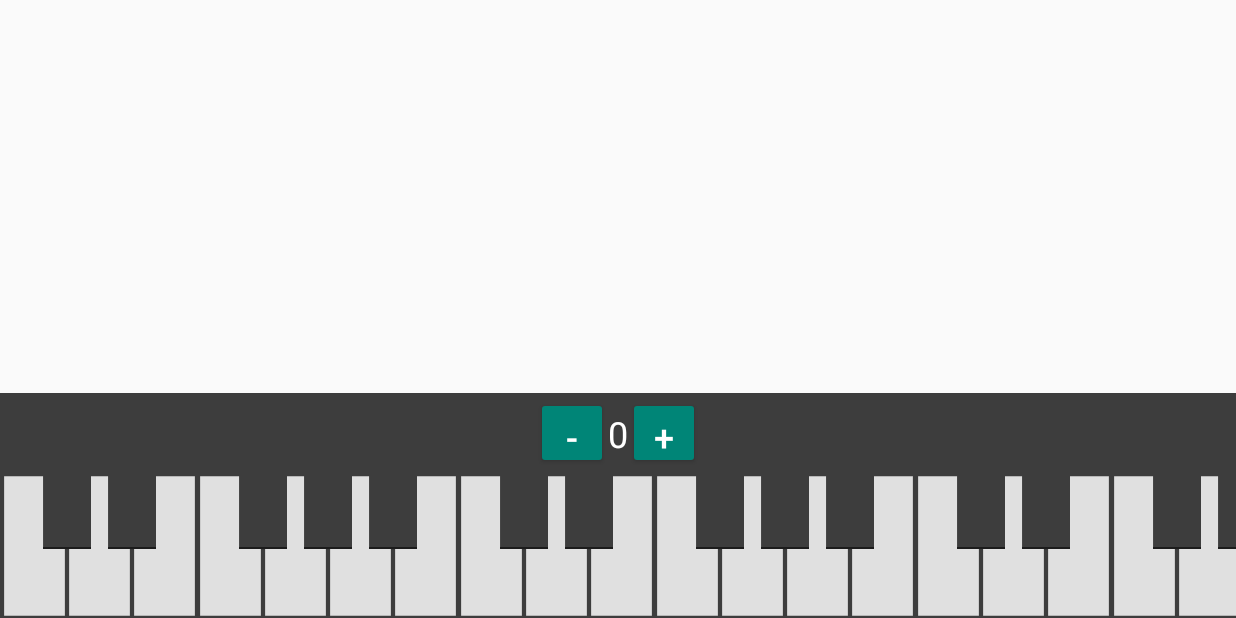
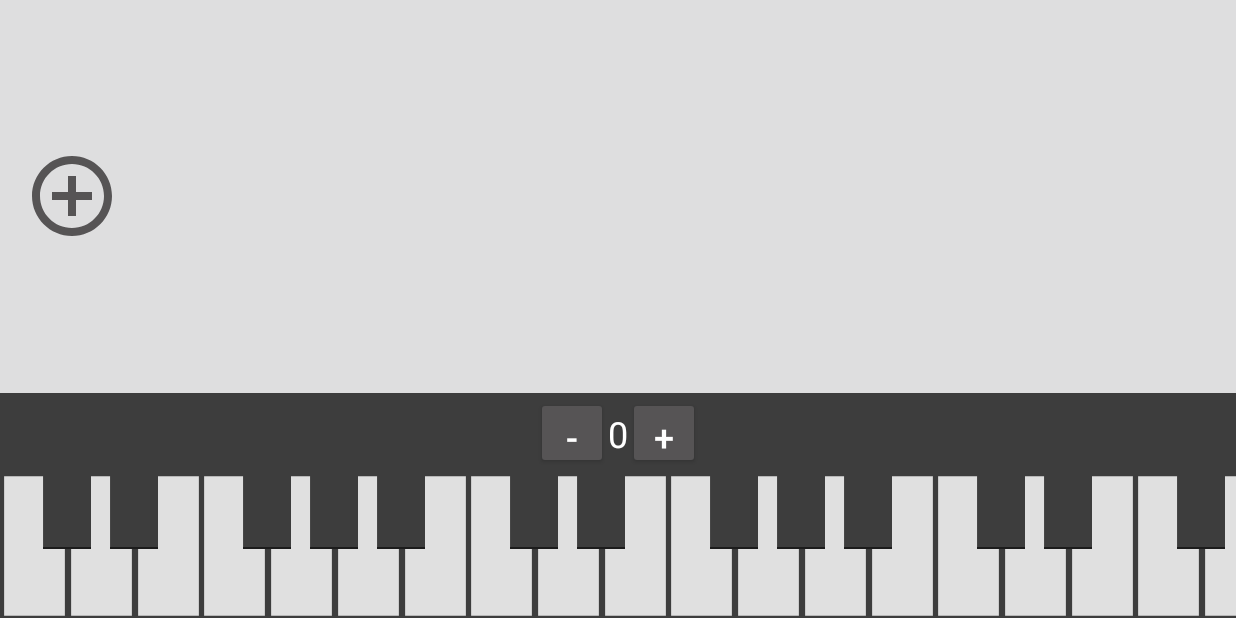
Before and after one commit to shlokgharia/pocket_modular, an Android app: the screen it shows after launch (MainActivity), on a phone screen of 824 x 412 dp (held sideways). Run offline under Robolectric (Android 15) with nearby library versions, the phone set to English and light mode, and no system bars; libraries missing offline, so code that uses them is left out: org.puredata.android, org.puredata.core; 4 statements that could not run were skipped.

Commit message:
Add module interface
- oscillator class + layout

```diff
--- a/app/build.gradle
+++ b/app/build.gradle
@@ -24,11 +24,12 @@ dependencies {
     implementation fileTree(dir: 'libs', include: ['*.jar'])
     implementation 'com.android.support:appcompat-v7:28.0.0'
     implementation 'com.android.support.constraint:constraint-layout:1.1.3'
+    implementation 'com.android.support:support-v4:28.0.0'
     testImplementation 'junit:junit:4.12'
     androidTestImplementation 'com.android.support.test:runner:1.0.2'
     androidTestImplementation 'com.android.support.test.espresso:espresso-core:3.0.2'
-
     implementation 'org.puredata.android:pd-core:1.1.0'
+    implementation 'com.github.Jay-Goo:RangeSeekBar:v3.0.0'
     implementation 'com.github.devsideal:VectorChildFinder:1.0.0'
     implementation 'com.android.support:recyclerview-v7:28.0.0'
 }
--- a/app/src/main/java/com/example/pocketmodular/MainActivity.java
+++ b/app/src/main/java/com/example/pocketmodular/MainActivity.java
@@ -4,29 +4,33 @@ import android.os.Bundle;
 import android.support.v7.app.AppCompatActivity;
 import android.util.Log;
 import android.view.LayoutInflater;
+import android.view.MenuItem;
 import android.view.View;
 import android.widget.Button;
+import android.widget.FrameLayout;
 import android.widget.LinearLayout;
+import android.widget.PopupMenu;
 import android.widget.TextView;
 
 import com.example.pocketmodular.classes.Note;
+import com.example.pocketmodular.classes.Oscillator;
 
 import org.puredata.android.io.AudioParameters;
 import org.puredata.android.io.PdAudio;
 import org.puredata.core.PdBase;
-import org.puredata.core.utils.IoUtils;
 
-import java.io.File;
 import java.io.IOException;
 import java.util.ArrayList;
 import java.util.List;
 
-public class MainActivity extends AppCompatActivity {
+public class MainActivity extends AppCompatActivity implements PopupMenu.OnMenuItemClickListener {
     /*vars*/
-    int mOctave;        // current octave
-    List<Note> mNotes;  // implements an onTouchListener for each note in the keyboard (see Notes.java)
+    List <FrameLayout> mPdModules;
+    int mOctave;                    // current octave
+    List<Note> mNotes;              // implements an onTouchListener for each note in the keyboard (see Notes.java)
 
     /*ui*/
+    LinearLayout mModuleContainer;
     TextView mOctaveDisplay;
     LinearLayout mKeyboardDisplay;  // this is the final keyboard display
                                     // it contains multiple octaves
@@ -37,7 +41,6 @@ public class MainActivity extends AppCompatActivity {
     protected void onCreate(Bundle savedInstanceState) {
         super.onCreate(savedInstanceState);
         setContentView(R.layout.activity_main);
-
         try {
             initPd();
         } catch (IOException e) {
@@ -49,19 +52,17 @@ public class MainActivity extends AppCompatActivity {
 
     private void initGui() {
         /*vars*/
+        mPdModules = new ArrayList<>();
         mNotes = new ArrayList<>();
         mOctave = 4;
 
         /*ui*/
+        mModuleContainer = findViewById(R.id.module_container);
         mKeyboardDisplay = findViewById(R.id.keyboard_display);
         mOctaveDisplay = findViewById(R.id.octave_display);
         Button mOctaveUpBtn = findViewById(R.id.octave_up_btn);
         Button mOctaveDownBtn = findViewById(R.id.octave_down_btn);
-
-        /*hides notification bar*/
-        View decorView = getWindow().getDecorView();
-        int uiOptions = View.SYSTEM_UI_FLAG_FULLSCREEN;
-        decorView.setSystemUiVisibility(uiOptions);
+        hideNotificationBar();
 
         /*constructs keyboard with 3 octaves*/
         List<View> tempOctaveDisplay = new ArrayList<>();
@@ -73,7 +74,7 @@ public class MainActivity extends AppCompatActivity {
         }
 
         /*sets onTouchListener for every note of every octave in keyboard display*/
-        String[] tempNoteList = {"C", "Cs", "D", "Ds", "E", "F", "Fs", "G", "Gs", "A", "As", "B"};
+        final String[] tempNoteList = {"C", "Cs", "D", "Ds", "E", "F", "Fs", "G", "Gs", "A", "As", "B"};
         for (int octavePos = 0; octavePos < mKeyboardDisplay.getChildCount(); octavePos++) {
             for (int notPos = 0; notPos < tempNoteList.length; notPos++) {
                 Note newNote = new Note(notPos,octavePos + mOctave);
@@ -98,17 +99,33 @@ public class MainActivity extends AppCompatActivity {
                 mOctaveDisplay.setText(Integer.parseInt(mOctaveDisplay.getText().toString())-1 + "");
             }
         });
+
     }
 
     /*init for Pd audio and patches*/
     private void initPd() throws IOException {
         int sampleRate = AudioParameters.suggestSampleRate();
         PdAudio.initAudio(sampleRate, 0, 2, 1, true);
-        File dir = getFilesDir();
-        // overwrite the zip file in the res->raw folder or add a new zipped patch and change the pdPatch path
-        File pdPatch = new File(dir, "test.pd");
-        IoUtils.extractZipResource(getResources().openRawResource(R.raw.test), dir, true);
-        PdBase.openPatch(pdPatch.getAbsolutePath());
+    }
+
+    /*----OnClick----*/
+    public void addModulePopup (View view) {
+        PopupMenu popupMenu = new PopupMenu(this, view);
+        popupMenu.setOnMenuItemClickListener(this);
+        popupMenu.inflate(R.menu.modulepopup_menu);
+        popupMenu.show();
+    }
+
+    @Override
+    public boolean onMenuItemClick(MenuItem item) {
+        switch (item.getItemId()) {
+            case R.id.oscillator:
+                Oscillator newOscModule = new Oscillator(this);
+                mModuleContainer.addView(newOscModule, mModuleContainer.getChildCount()-1);
+                mPdModules.add(newOscModule);
+                return true;
+        }
+        return false;
     }
 
     /*----Helper Functions----*/
@@ -116,6 +133,27 @@ public class MainActivity extends AppCompatActivity {
         mOctave += offSet;
         for (Note note : mNotes) {
             note.setOctave(note.getOctave() + offSet);
+        }
+    }
+
+    private void hideNotificationBar() {
+        View decorView = getWindow().getDecorView();
+        decorView.setSystemUiVisibility(
+            View.SYSTEM_UI_FLAG_LAYOUT_STABLE
+            | View.SYSTEM_UI_FLAG_LAYOUT_HIDE_NAVIGATION
+            | View.SYSTEM_UI_FLAG_LAYOUT_FULLSCREEN
+            | View.SYSTEM_UI_FLAG_HIDE_NAVIGATION
+            | View.SYSTEM_UI_FLAG_FULLSCREEN
+            | View.SYSTEM_UI_FLAG_IMMERSIVE_STICKY);
+    }
+
+
+    /*hides notification bar on add module popup*/
+    @Override
+    public void onWindowFocusChanged(boolean hasFocus) {
+        super.onWindowFocusChanged(hasFocus);
+        if (hasFocus) {
+            hideNotificationBar();
         }
     }
 
@@ -144,4 +182,5 @@ public class MainActivity extends AppCompatActivity {
         PdBase.release();
         super.onDestroy();
     }
+
 }
--- /dev/null
+++ b/app/src/main/res/drawable/ic_bx_plus_circle.xml
@@ -0,0 +1,12 @@
+<vector xmlns:android="http://schemas.android.com/apk/res/android"
+    android:width="24dp"
+    android:height="24dp"
+    android:viewportWidth="24"
+    android:viewportHeight="24">
+  <path
+      android:fillColor="#FF000000"
+      android:pathData="M13,7L11,7 11,11 7,11 7,13 11,13 11,17 13,17 13,13 17,13 17,11 13,11z"/>
+  <path
+      android:fillColor="#FF000000"
+      android:pathData="M12,2C6.486,2 2,6.486 2,12s4.486,10 10,10c5.514,0 10,-4.486 10,-10S17.514,2 12,2zM12,20c-4.411,0 -8,-3.589 -8,-8s3.589,-8 8,-8s8,3.589 8,8S16.411,20 12,20z"/>
+</vector>
--- a/app/src/main/res/layout/activity_main.xml
+++ b/app/src/main/res/layout/activity_main.xml
@@ -6,44 +6,71 @@
     android:orientation="vertical"
     tools:context=".MainActivity">
 
+    <HorizontalScrollView
+        android:layout_width="match_parent"
+        android:layout_height="match_parent"
+        android:layout_above="@+id/keyboardControls_container"
+        android:layout_alignParentStart="true"
+        android:layout_alignParentTop="true"
+        android:layout_alignParentEnd="true"
+        android:background="@color/colorBG"
+        android:fillViewport="true">
 
         <LinearLayout
+            android:id="@+id/module_container"
             android:layout_width="match_parent"
-        android:layout_height="wrap_content"
-        android:orientation="vertical"
-        android:layout_alignParentBottom="true">
+            android:layout_height="match_parent"
+            android:layout_gravity="center_vertical"
+            android:gravity="center_vertical"
+            android:orientation="horizontal">
+
+            <ImageButton
+                android:id="@+id/addModule_btn"
+                android:layout_width="64dp"
+                android:layout_height="64dp"
+                android:layout_gravity="center"
+                android:layout_marginStart="16dp"
+                android:background="@drawable/ic_bx_plus_circle"
+                android:backgroundTint="@color/colorPrimary"
+                android:onClick="addModulePopup" />
+
+        </LinearLayout>
+    </HorizontalScrollView>
 
     <LinearLayout
+        android:id="@+id/keyboardControls_container"
         android:layout_width="match_parent"
         android:layout_height="54dp"
-            android:orientation="horizontal"
+        android:layout_above="@+id/keyboard_display"
         android:background="#3D3D3D"
-            android:gravity="center">
+        android:gravity="center"
+        android:orientation="horizontal">
 
         <Button
             android:id="@+id/octave_down_btn"
             android:layout_width="48dp"
             android:layout_height="48dp"
+            android:backgroundTint="@color/colorPrimary"
             android:text="-"
-                android:textSize="24dp"
             android:textColor="#FFF"
-                android:backgroundTint="@color/colorPrimary"/>
+            android:textSize="24dp" />
+
         <TextView
             android:id="@+id/octave_display"
             android:layout_width="wrap_content"
             android:layout_height="wrap_content"
             android:text="0"
-                android:textSize="24dp"
-                android:textColor="#FFF"/>
+            android:textColor="#FFF"
+            android:textSize="24dp" />
 
         <Button
             android:id="@+id/octave_up_btn"
             android:layout_width="48dp"
             android:layout_height="48dp"
+            android:backgroundTint="@color/colorPrimary"
             android:text="+"
-                android:textSize="24dp"
             android:textColor="#FFF"
-                android:backgroundTint="@color/colorPrimary"/>
+            android:textSize="24dp" />
 
     </LinearLayout>
 
@@ -51,8 +78,8 @@
             android:id="@+id/keyboard_display"
             android:layout_width="match_parent"
             android:layout_height="wrap_content"
-            android:orientation="horizontal">
-        </LinearLayout>
+            android:orientation="horizontal"
+            android:layout_alignParentBottom="true">
         </LinearLayout>
 
 </RelativeLayout>
--- /dev/null
+++ b/app/src/main/res/menu/modulepopup_menu.xml
@@ -0,0 +1,10 @@
+<?xml version="1.0" encoding="utf-8"?>
+<menu xmlns:android="http://schemas.android.com/apk/res/android">
+    <item android:id="@+id/oscillator"
+        android:title="Oscillator">
+    </item>
+    <item android:id="@+id/envelope"
+        android:title="Envelope">
+    </item>
+
+</menu>
--- a/app/src/main/res/values/colors.xml
+++ b/app/src/main/res/values/colors.xml
@@ -1,6 +1,12 @@
 <?xml version="1.0" encoding="utf-8"?>
 <resources>
-    <color name="colorPrimary">#008577</color>
+    <color name="colorRed">#CB4173</color>
+    <color name="colorGreen">#A5D19C</color>
+    <color name="colorBlue">#08909A</color>
+
     <color name="colorPrimaryDark">#00574B</color>
-    <color name="colorAccent">#D81B60</color>
+    <color name="colorPrimary">#565455</color>
+
+    <color name="colorBG">#DEDEDF</color>
+    <color name="colorModuleBG">#C9C8CE</color>
 </resources>
--- a/app/src/main/res/values/numbers.xml
+++ b/app/src/main/res/values/numbers.xml
@@ -2,7 +2,7 @@
 <resources>
     <dimen name="wNoteHeight">96dp</dimen>
     <dimen name="wNoteWidth">46dp</dimen>
-    <dimen name="wNoteMargin">-17dp</dimen>
+    <dimen name="wNoteMargin">-16dp</dimen>
 
     <dimen name="bNoteHeight">50dp</dimen>
     <dimen name="bNoteWidth">32dp</dimen>
--- a/app/src/main/res/values/strings.xml
+++ b/app/src/main/res/values/strings.xml
@@ -1,3 +1,8 @@
 <resources>
     <string name="app_name">PocketModular</string>
+
+    <string-array name="modules">
+        <item>Oscillator</item>
+    </string-array>
+
 </resources>
--- a/app/src/main/res/values/styles.xml
+++ b/app/src/main/res/values/styles.xml
@@ -5,7 +5,7 @@
         <!-- Customize your theme here. -->
         <item name="colorPrimary">@color/colorPrimary</item>
         <item name="colorPrimaryDark">@color/colorPrimaryDark</item>
-        <item name="colorAccent">@color/colorAccent</item>
+        <item name="colorAccent">@color/colorPrimary</item>
     </style>
 
 </resources>
--- a/build.gradle
+++ b/build.gradle
@@ -7,7 +7,7 @@ buildscript {
 
     }
     dependencies {
-        classpath 'com.android.tools.build:gradle:3.4.1'
+        classpath 'com.android.tools.build:gradle:3.4.2'
 
         // NOTE: Do not place your application dependencies here; they belong
         // in the individual module build.gradle files
```
Also changed, not shown: app/src/main/java/com/example/pocketmodular/classes/Oscillator.java (added, +103 -0 lines), app/src/main/java/com/example/pocketmodular/classes/PdModule.java (added, +52 -0 lines), app/src/main/res/layout/layout_oscillator.xml (added, +122 -0 lines), 2 other files. Lines whose indentation alone changed are shown as unchanged.
